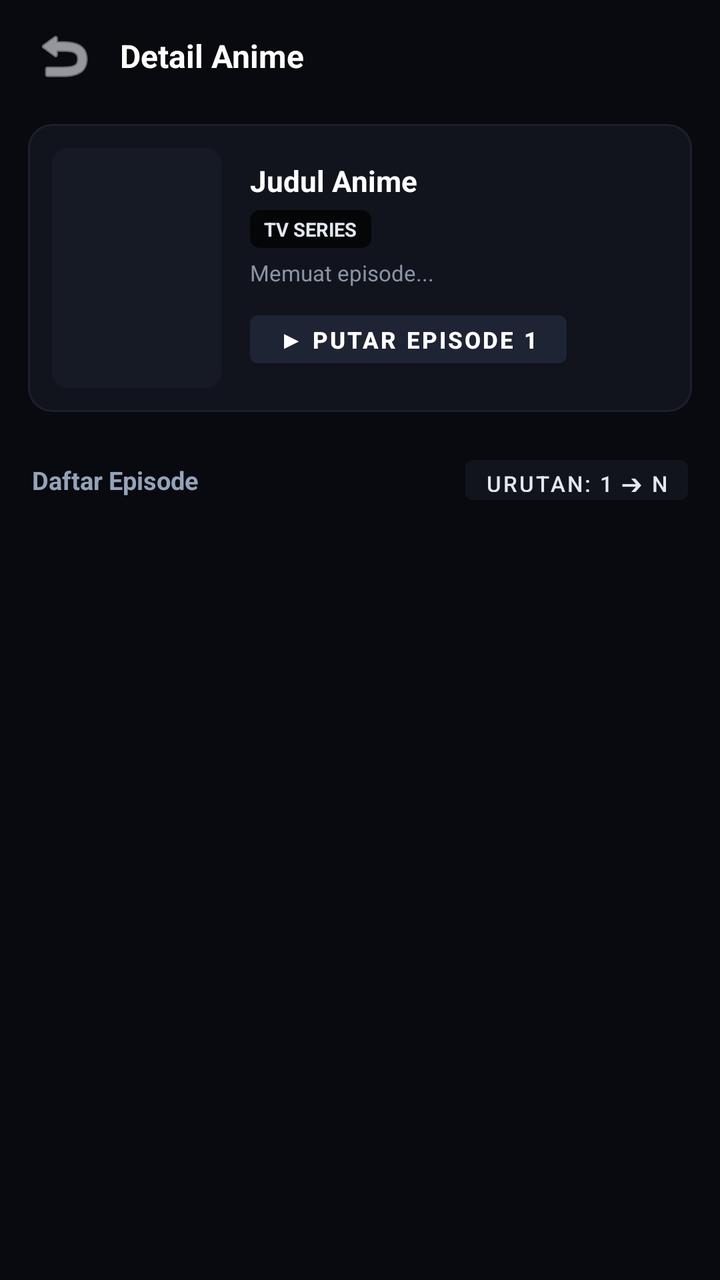
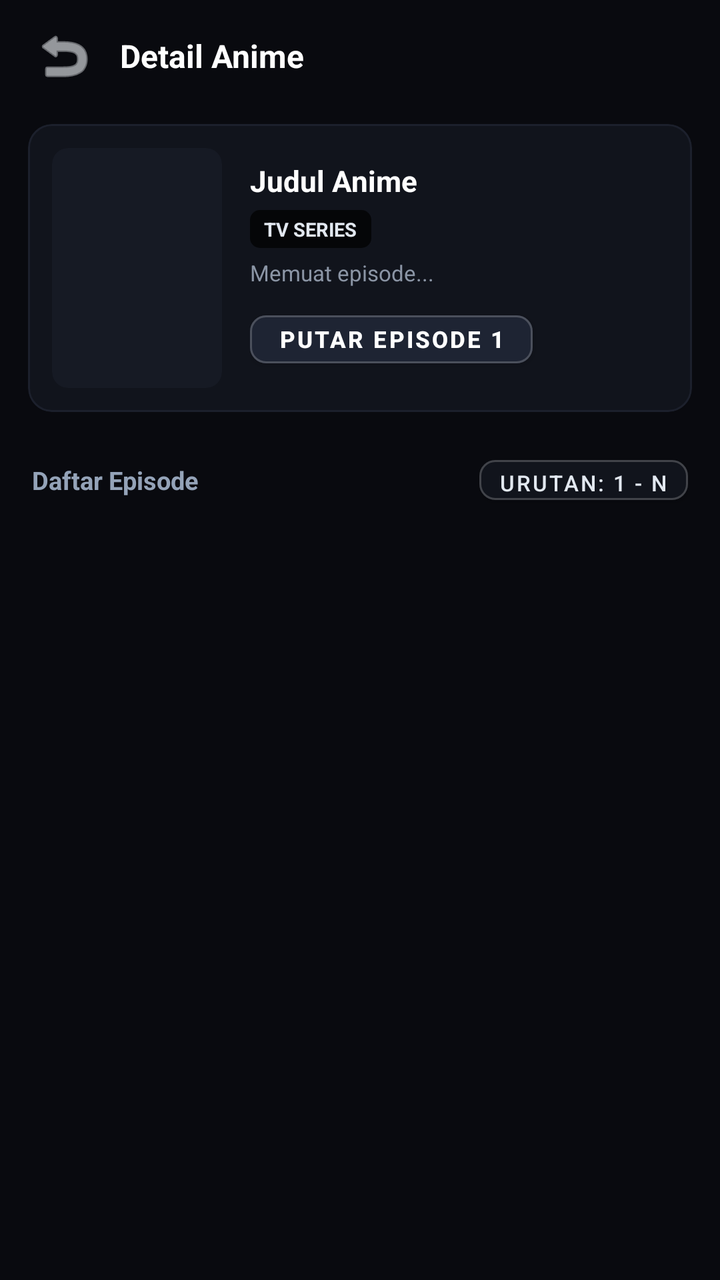

An Android layout rendered at two revisions. The XML below is the earlier revision; the diff shows what the commit changed to produce the second picture.
<!-- AndroidManifest.xml: application theme Theme.Tatap -->
<!-- res/layout/activity_detail.xml -->
<?xml version="1.0" encoding="utf-8"?>
<LinearLayout xmlns:android="http://schemas.android.com/apk/res/android"
    xmlns:app="http://schemas.android.com/apk/res-auto"
    android:layout_width="match_parent"
    android:layout_height="match_parent"
    android:orientation="vertical"
    android:paddingStart="@dimen/tv_overscan_horizontal"
    android:paddingEnd="@dimen/tv_overscan_horizontal"
    android:paddingTop="@dimen/tv_overscan_vertical"
    android:paddingBottom="@dimen/tv_overscan_vertical"
    android:clipToPadding="false"
    android:background="#090A0F">

    
    <LinearLayout
        android:layout_width="match_parent"
        android:layout_height="56dp"
        android:orientation="horizontal"
        android:gravity="center_vertical"
        android:paddingHorizontal="12dp"
        android:background="#090A0F">

        <ImageButton
            android:id="@+id/btn_back"
            android:layout_width="40dp"
            android:layout_height="40dp"
            android:background="?attr/selectableItemBackgroundBorderless"
            android:src="@android:drawable/ic_menu_revert"
            app:tint="#F1F5F9"
            android:contentDescription="Kembali" />

        <TextView
            android:id="@+id/tv_detail_title"
            android:layout_width="0dp"
            android:layout_height="wrap_content"
            android:layout_weight="1"
            android:layout_marginStart="8dp"
            android:text="Detail Anime"
            android:textColor="#FFFFFF"
            android:textSize="16sp"
            android:textStyle="bold"
            android:singleLine="true"
            android:ellipsize="end" />

        <ProgressBar
            android:id="@+id/pb_detail_loading"
            android:layout_width="20dp"
            android:layout_height="20dp"
            android:layout_marginEnd="6dp"
            android:visibility="gone"
            android:indeterminateTint="#38BDF8" />
    </LinearLayout>

    
    <com.google.android.material.card.MaterialCardView
        android:layout_width="match_parent"
        android:layout_height="wrap_content"
        android:layout_marginHorizontal="14dp"
        android:layout_marginTop="6dp"
        android:layout_marginBottom="12dp"
        app:cardCornerRadius="12dp"
        app:cardElevation="0dp"
        app:cardBackgroundColor="#11141C"
        app:strokeColor="#1C202C"
        app:strokeWidth="1dp">

        <LinearLayout
            android:layout_width="match_parent"
            android:layout_height="wrap_content"
            android:orientation="horizontal"
            android:padding="12dp">

            
            <androidx.cardview.widget.CardView
                android:layout_width="85dp"
                android:layout_height="120dp"
                app:cardCornerRadius="8dp"
                app:cardElevation="0dp"
                app:cardBackgroundColor="#161A24">

                <ImageView
                    android:id="@+id/iv_detail_poster"
                    android:layout_width="match_parent"
                    android:layout_height="match_parent"
                    android:scaleType="centerCrop"
                    android:contentDescription="Poster" />
            </androidx.cardview.widget.CardView>

            
            <LinearLayout
                android:layout_width="0dp"
                android:layout_height="match_parent"
                android:layout_weight="1"
                android:layout_marginStart="14dp"
                android:orientation="vertical"
                android:gravity="center_vertical">

                <TextView
                    android:id="@+id/tv_detail_title_full"
                    android:layout_width="match_parent"
                    android:layout_height="wrap_content"
                    android:maxLines="2"
                    android:ellipsize="end"
                    android:text="Judul Anime"
                    android:textColor="#FFFFFF"
                    android:textSize="14.5sp"
                    android:textStyle="bold"
                    android:lineSpacingExtra="2dp" />

                <TextView
                    android:id="@+id/tv_detail_type_badge"
                    android:layout_width="wrap_content"
                    android:layout_height="wrap_content"
                    android:layout_marginTop="5dp"
                    android:background="@drawable/bg_badge_type"
                    android:paddingHorizontal="7dp"
                    android:paddingVertical="3dp"
                    android:text="TV SERIES"
                    android:textColor="#E2E8F0"
                    android:textSize="9.5sp"
                    android:textStyle="bold" />

                <TextView
                    android:id="@+id/tv_detail_slug"
                    android:layout_width="wrap_content"
                    android:layout_height="wrap_content"
                    android:layout_marginTop="5dp"
                    android:text="Memuat episode..."
                    android:textColor="#8B95A5"
                    android:textSize="11sp" />

                <Button
                    android:id="@+id/btn_quick_play"
                    android:layout_width="wrap_content"
                    android:layout_height="36dp"
                    android:layout_marginTop="8dp"
                    android:text="▶ Putar Episode 1"
                    android:textColor="#FFFFFF"
                    android:backgroundTint="#1E2433"
                    android:textSize="11.5sp"
                    android:textStyle="bold"
                    android:paddingHorizontal="14dp" />
            </LinearLayout>
        </LinearLayout>
    </com.google.android.material.card.MaterialCardView>

    
    <LinearLayout
        android:layout_width="match_parent"
        android:layout_height="wrap_content"
        android:orientation="horizontal"
        android:gravity="center_vertical"
        android:paddingHorizontal="16dp"
        android:paddingVertical="6dp">

        <TextView
            android:layout_width="0dp"
            android:layout_height="wrap_content"
            android:layout_weight="1"
            android:text="Daftar Episode"
            android:textColor="#94A3B8"
            android:textSize="12.5sp"
            android:textStyle="bold" />

        <Button
            android:id="@+id/btn_sort_order"
            android:layout_width="wrap_content"
            android:layout_height="32dp"
            android:text="Urutan: 1 ➔ N"
            android:textColor="#E2E8F0"
            android:backgroundTint="#11141C"
            android:textSize="11sp"
            android:paddingHorizontal="10dp" />
    </LinearLayout>

    
    <androidx.recyclerview.widget.RecyclerView
        android:id="@+id/rv_episodes"
        android:layout_width="match_parent"
        android:layout_height="0dp"
        android:layout_weight="1"
        android:paddingHorizontal="11dp"
        android:clipToPadding="false"
        android:scrollbars="vertical" />
</LinearLayout>
<!-- resources referenced by this layout -->
<resources>
  <dimen name="tv_overscan_horizontal">0dp</dimen>
  <dimen name="tv_overscan_vertical">0dp</dimen>
  <!-- drawable bg_badge_type (drawable) -->
  <?xml version="1.0" encoding="utf-8"?>
  <shape xmlns:android="http://schemas.android.com/apk/res/android"
      android:shape="rectangle">
      <corners android:radius="5dp" />
      <solid android:color="#B3000000" />
  </shape>
  <style name="Theme.Tatap" parent="Theme.MaterialComponents.NoActionBar">
          <item name="colorPrimary">#38BDF8</item>
          <item name="colorPrimaryVariant">#090A0F</item>
          <item name="colorOnPrimary">#FFFFFF</item>
          <item name="colorSecondary">#38BDF8</item>
          <item name="android:statusBarColor">#090A0F</item>
          <item name="android:navigationBarColor">#090A0F</item>
          <item name="android:windowBackground">#090A0F</item>
      </style>
</resources>

<!-- the commit's change to res/layout/activity_detail.xml (unified diff, before → after) -->
@@ -26,6 +26,8 @@
             android:layout_height="40dp"
             android:background="?attr/selectableItemBackgroundBorderless"
             android:src="@android:drawable/ic_menu_revert"
+            android:focusable="true"
+            android:nextFocusDown="@+id/btn_quick_play"
             app:tint="#F1F5F9"
             android:contentDescription="Kembali" />
 
@@ -134,11 +136,17 @@
                     android:layout_width="wrap_content"
                     android:layout_height="36dp"
                     android:layout_marginTop="8dp"
-                    android:text="▶ Putar Episode 1"
+                    android:text="Putar Episode 1"
                     android:textColor="#FFFFFF"
                     android:backgroundTint="#1E2433"
                     android:textSize="11.5sp"
                     android:textStyle="bold"
+                    android:focusable="true"
+                    android:nextFocusUp="@+id/btn_back"
+                    android:nextFocusDown="@+id/btn_sort_order"
+                    app:strokeColor="#33FFFFFF"
+                    app:strokeWidth="1dp"
+                    app:cornerRadius="8dp"
                     android:paddingHorizontal="14dp" />
             </LinearLayout>
         </LinearLayout>
@@ -166,10 +174,16 @@
             android:id="@+id/btn_sort_order"
             android:layout_width="wrap_content"
             android:layout_height="32dp"
-            android:text="Urutan: 1 ➔ N"
+            android:text="Urutan: 1 - N"
             android:textColor="#E2E8F0"
             android:backgroundTint="#11141C"
             android:textSize="11sp"
+            android:focusable="true"
+            android:nextFocusUp="@+id/btn_quick_play"
+            android:nextFocusDown="@+id/rv_episodes"
+            app:strokeColor="#33FFFFFF"
+            app:strokeWidth="1dp"
+            app:cornerRadius="8dp"
             android:paddingHorizontal="10dp" />
     </LinearLayout>
 
@@ -181,5 +195,7 @@
         android:layout_weight="1"
         android:paddingHorizontal="11dp"
         android:clipToPadding="false"
+        android:clipChildren="false"
+        android:nextFocusUp="@+id/btn_sort_order"
         android:scrollbars="vertical" />
 </LinearLayout>
